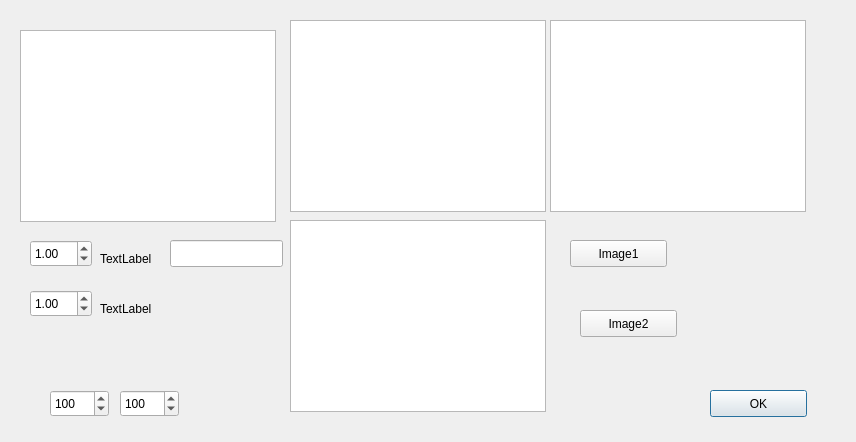
Old version of the form additemdialog.ui in the repository kazeevn/Mipt-ray-tracer.
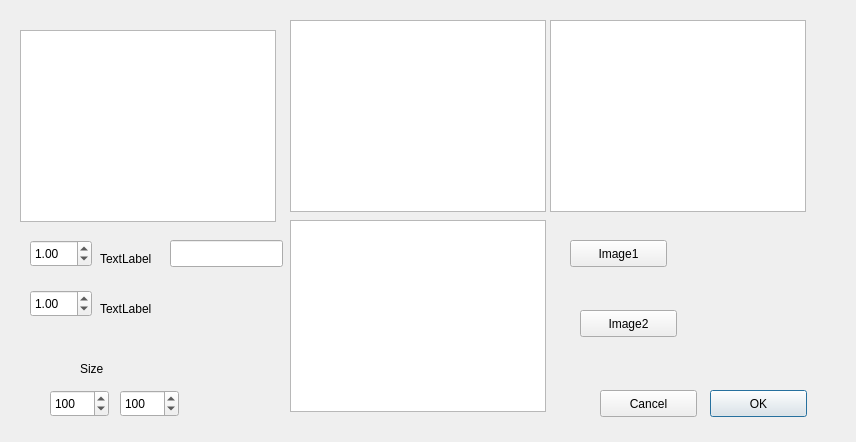
New version of the form.

```diff
--- a/additemdialog.ui
+++ b/additemdialog.ui
@@ -192,6 +192,32 @@
     <number>100</number>
    </property>
   </widget>
+  <widget class="QPushButton" name="Cancel">
+   <property name="geometry">
+    <rect>
+     <x>600</x>
+     <y>390</y>
+     <width>97</width>
+     <height>27</height>
+    </rect>
+   </property>
+   <property name="text">
+    <string>Cancel</string>
+   </property>
+  </widget>
+  <widget class="QLabel" name="label">
+   <property name="geometry">
+    <rect>
+     <x>80</x>
+     <y>360</y>
+     <width>67</width>
+     <height>17</height>
+    </rect>
+   </property>
+   <property name="text">
+    <string>Size</string>
+   </property>
+  </widget>
  </widget>
  <resources/>
  <connections/>
```
